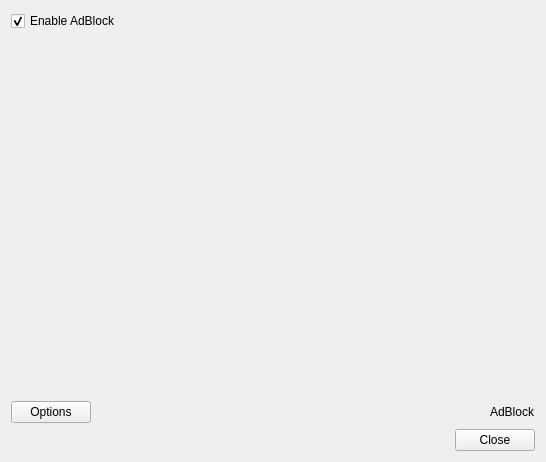
Above: src/network-web/adblock/adblockdialog.ui from martinrotter/rssguard before the change. Below: the same form after it.
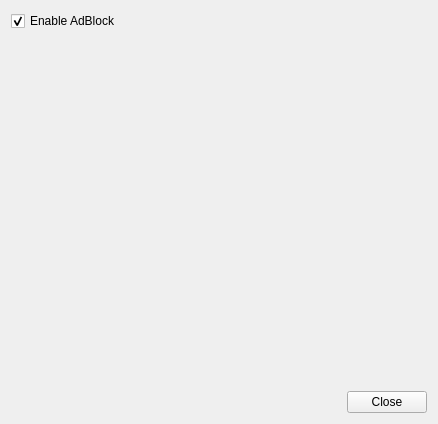
That is the form after the change. Icons and pictures are not drawn.

Commit message: Simplified adblock dialog.

```diff
--- a/src/network-web/adblock/adblockdialog.ui
+++ b/src/network-web/adblock/adblockdialog.ui
@@ -9,8 +9,8 @@
    <rect>
     <x>0</x>
     <y>0</y>
-    <width>546</width>
-    <height>462</height>
+    <width>438</width>
+    <height>424</height>
    </rect>
   </property>
   <property name="windowTitle">
@@ -28,90 +28,24 @@
     </widget>
    </item>
    <item>
-    <widget class="QWidget" name="adblockWidget" native="true">
-     <property name="enabled">
+    <widget class="QTabWidget" name="m_tabSubscriptions">
+     <property name="currentIndex">
+      <number>-1</number>
+     </property>
+     <property name="documentMode">
       <bool>true</bool>
      </property>
-     <layout class="QGridLayout" name="gridLayout">
-      <property name="leftMargin">
-       <number>0</number>
-      </property>
-      <property name="topMargin">
-       <number>0</number>
-      </property>
-      <property name="rightMargin">
-       <number>0</number>
-      </property>
-      <property name="bottomMargin">
-       <number>0</number>
-      </property>
-      <item row="4" column="0" colspan="2">
-       <layout class="QHBoxLayout" name="horizontalLayout">
-        <item>
-         <widget class="QPushButton" name="buttonOptions">
-          <property name="text">
-           <string>Options</string>
-          </property>
-          <property name="icon">
-           <iconset>
-            <normaloff>:/icons/other/adblock.png</normaloff>:/icons/other/adblock.png</iconset>
-          </property>
-         </widget>
-        </item>
-        <item>
-         <spacer name="horizontalSpacer">
-          <property name="orientation">
-           <enum>Qt::Horizontal</enum>
-          </property>
-          <property name="sizeHint" stdset="0">
-           <size>
-            <width>40</width>
-            <height>20</height>
-           </size>
-          </property>
-         </spacer>
-        </item>
-        <item>
-         <widget class="QLabel" name="label">
-          <property name="sizePolicy">
-           <sizepolicy hsizetype="Fixed" vsizetype="Preferred">
-            <horstretch>0</horstretch>
-            <verstretch>0</verstretch>
-           </sizepolicy>
-          </property>
-          <property name="text">
-           <string>AdBlock</string>
-          </property>
-         </widget>
-        </item>
-       </layout>
-      </item>
-      <item row="2" column="0">
-       <widget class="QTabWidget" name="tabWidget">
-        <property name="currentIndex">
-         <number>-1</number>
-        </property>
-        <property name="documentMode">
-         <bool>true</bool>
-        </property>
-       </widget>
-      </item>
-     </layout>
     </widget>
    </item>
    <item>
-    <layout class="QHBoxLayout" name="horizontalLayout_2">
-     <item>
-      <widget class="QDialogButtonBox" name="buttonBox">
-       <property name="orientation">
-        <enum>Qt::Horizontal</enum>
-       </property>
-       <property name="standardButtons">
-        <set>QDialogButtonBox::Close</set>
-       </property>
-      </widget>
-     </item>
-    </layout>
+    <widget class="QDialogButtonBox" name="m_buttonBox">
+     <property name="orientation">
+      <enum>Qt::Horizontal</enum>
+     </property>
+     <property name="standardButtons">
+      <set>QDialogButtonBox::Close</set>
+     </property>
+    </widget>
    </item>
   </layout>
  </widget>
```
Left out of the diff: 21 changed lines with no effect on the pictures. The commit also changes 8 other files.
